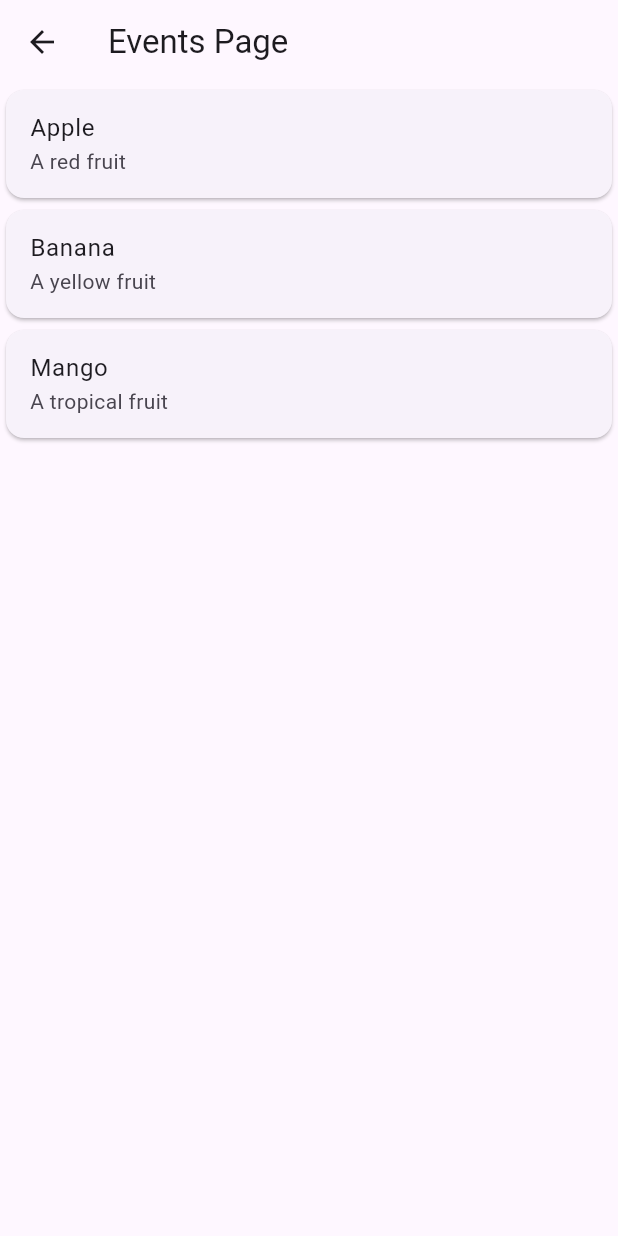
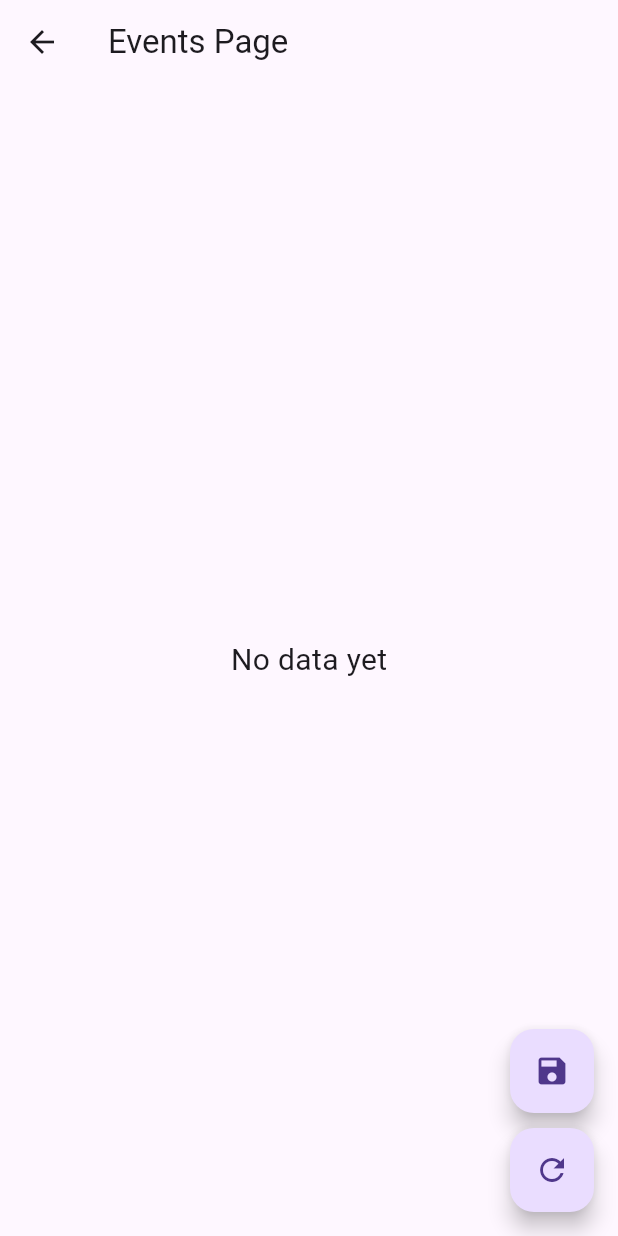
Before and after one commit to Wolfyre243/data_test, a Flutter app: the EventsPage screen opened by its route, on a phone screen of 412 x 824 dp. Run offline on Flutter 3.47's test engine with Material 3 defaults, Android fonts, the phone set to English and light mode, and no system bars.

Commit message:
json test

```diff
--- a/lib/components/event_components.dart
+++ b/lib/components/event_components.dart
@@ -1,5 +1,77 @@
 // Import main dependencies
+import 'dart:convert';
+import 'dart:io';
 import 'package:flutter/material.dart';
+import 'package:path_provider/path_provider.dart';
+
+class EventJSON extends StatefulWidget {
+  const EventJSON({super.key});
+
+  @override
+  _EventJSONState createState() => _EventJSONState();
+}
+
+class _EventJSONState extends State<EventJSON> {
+  String _data = 'No data yet';
+
+  Future<String> get _localPath async {
+    final directory = await getApplicationDocumentsDirectory();
+    return directory.path;
+  }
+
+  Future<File> get _jsonFile async {
+    final path = await _localPath;
+    return File('$path/data.json');
+  }
+
+  Future<void> writeJson(Map<String, dynamic> jsonData) async {
+    final file = await _jsonFile;
+    String jsonString = jsonEncode(jsonData);
+    await file.writeAsString(jsonString);
+  }
+
+  Future<void> readJson() async {
+    try {
+      final file = await _jsonFile;
+      if (await file.exists()) {
+        String contents = await file.readAsString();
+        Map<String, dynamic> jsonData = jsonDecode(contents);
+        setState(() {
+          _data = "Name: ${jsonData['name']}, Age: ${jsonData['age']}";
+        });
+      } else {
+        setState(() => _data = "No saved data found.");
+      }
+    } catch (e) {
+      setState(() => _data = "Error reading file");
+    }
+  }
+
+  @override
+  Widget build(BuildContext context) {
+    return Scaffold(
+      body: Center(child: Text(_data, style: TextStyle(fontSize: 20))),
+      floatingActionButton: Column(
+        mainAxisAlignment: MainAxisAlignment.end,
+        children: [
+          FloatingActionButton(
+            onPressed: () {
+              writeJson({"name": "John Doe", "age": 30});
+            },
+            tooltip: "Save JSON Data",
+            child: Icon(Icons.save),
+          ),
+          SizedBox(height: 10),
+          FloatingActionButton(
+            onPressed: readJson,
+            tooltip: "Load JSON Data",
+            child: Icon(Icons.refresh),
+          ),
+        ],
+      ),
+    );
+  }
+}
 
 // Define the event item class
 class EventItem {
--- a/lib/pages/eventspage.dart
+++ b/lib/pages/eventspage.dart
@@ -23,23 +23,24 @@ class EventsPage extends StatelessWidget {
 
     return Scaffold(
       appBar: AppBar(title: Text('Events Page')),
-      body: ListView.builder(
-        itemCount: eventList.length,
-        itemBuilder: (context, index) {
-          return Card(
-            child: ListTile(
-              title: Text(eventList[index].name),
-              subtitle: Text(eventList[index].description),
-              onTap: () {
-                Navigator.push(
-                  context,
-                  MaterialPageRoute(builder: (context) => DetailScreen(item: eventList[index])),
-                );
-              }
-            )
-          );
-        }
-      )
+      // body: ListView.builder(
+      //   itemCount: eventList.length,
+      //   itemBuilder: (context, index) {
+      //     return Card(
+      //       child: ListTile(
+      //         title: Text(eventList[index].name),
+      //         subtitle: Text(eventList[index].description),
+      //         onTap: () {
+      //           Navigator.push(
+      //             context,
+      //             MaterialPageRoute(builder: (context) => DetailScreen(item: eventList[index])),
+      //           );
+      //         }
+      //       )
+      //     );
+      //   }
+      // )
+      body: EventJSON()
     );
   }
 }
--- a/pubspec.yaml
+++ b/pubspec.yaml
@@ -9,6 +9,7 @@ environment:
 dependencies:
   flutter:
     sdk: flutter
+  path_provider: ^2.1.5
 
 dev_dependencies:
   flutter_test:
```
Also changed, not shown: pubspec.lock, 2 other files.
